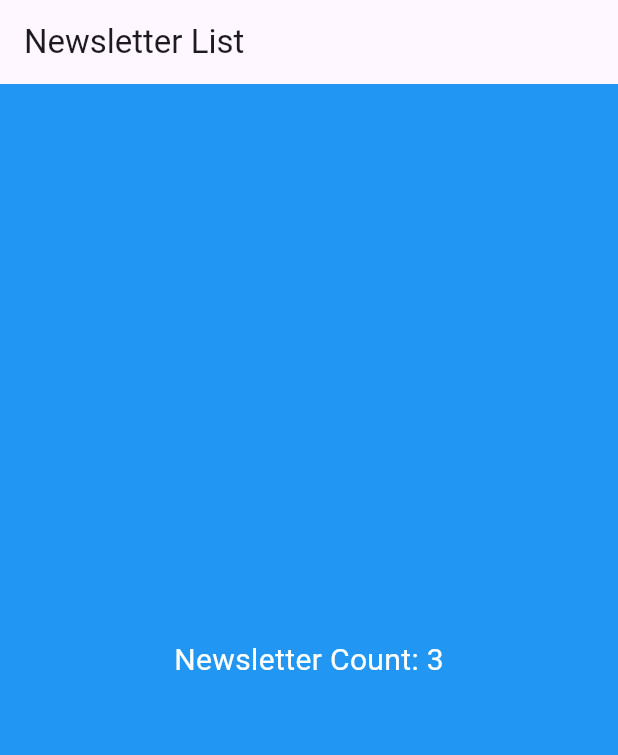
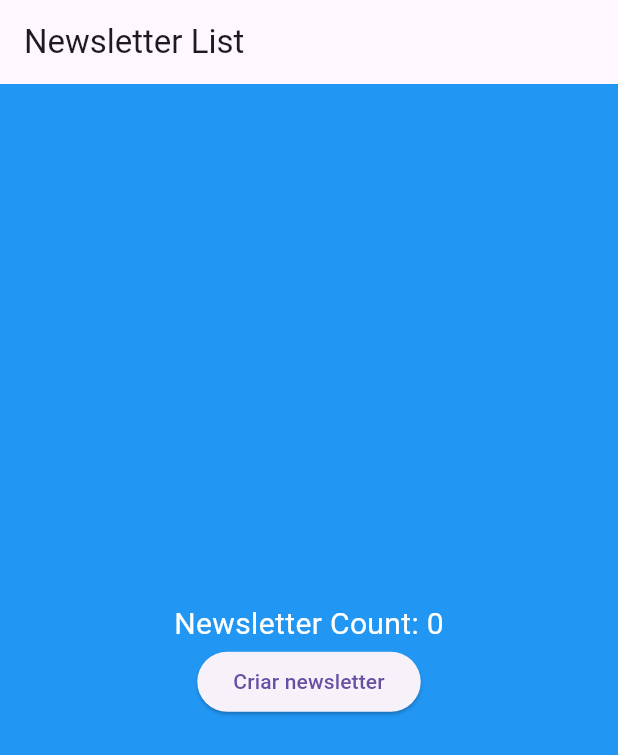
Before and after one commit to mamodo123/newsletter_flutter, a Flutter app: the screen it shows after launch, on a phone screen of 412 x 824 dp. Shown: the top 755 px of the screen. Run offline on Flutter 3.47's test engine with Material 3 defaults, Android fonts, the phone set to English and light mode, and no system bars; our stand-ins replace get, rxdart.

Commit message:
Changed data flush to streams

```diff
--- a/lib/main.dart
+++ b/lib/main.dart
@@ -1,5 +1,7 @@
 import 'package:flutter/material.dart';
+import 'package:get/get_navigation/src/root/get_material_app.dart';
 import 'package:newsletter/src/core/routing/router.dart';
+import 'package:newsletter/src/core/routing/routes.dart';
 
 import 'main_development.dart' as development;
 // import 'main_staging.dart' as staging;
@@ -13,9 +15,9 @@ class MainApp extends StatelessWidget {
 
   @override
   Widget build(BuildContext context) {
-    return MaterialApp.router(
-      themeMode: ThemeMode.system,
-      routerConfig: router(),
+    return GetMaterialApp(
+      initialRoute: Routes.newsletter,
+      getPages: appRoutes,
     );
   }
 }
--- a/lib/src/core/config/dependencies.dart
+++ b/lib/src/core/config/dependencies.dart
@@ -7,7 +7,6 @@ import 'package:newsletter/src/data/services/newsletter/local/newsletter_service
 import 'package:newsletter/src/data/services/newsletter/local/newsletter_service_mock.dart';
 import 'package:newsletter/src/data/services/newsletter/remote/newsletter_service_remote.dart';
 import 'package:newsletter/src/domain/use_cases/newsletter/newsletter_create_use_case.dart';
-import 'package:newsletter/src/domain/use_cases/newsletter/newsletter_get_use_case.dart';
 import 'package:newsletter/src/domain/use_cases/newsletter/newsletter_sync_use_case.dart';
 
 import '../../data/services/newsletter/local/newsletter_service_sqlite.dart';
@@ -15,7 +14,6 @@ import '../../data/services/newsletter/remote/newsletter_service_firebase.dart';
 
 // Shared Dependencies
 void _sharedDependencies() {
-  Get.lazyPut(() => NewsletterGetUseCase(newsletterRepository: Get.find()));
   Get.lazyPut(() => NewsletterCreateUseCase(newsletterRepository: Get.find()));
 }
 
--- a/lib/src/core/routing/router.dart
+++ b/lib/src/core/routing/router.dart
@@ -1,33 +1,27 @@
 import 'package:get/get.dart';
-import 'package:go_router/go_router.dart';
-import 'package:newsletter/src/presentation/newsletter/view_models/newsletter_view_model.dart';
+import 'package:newsletter/src/core/routing/routes.dart';
 
+import '../../presentation/newsletter/view_models/newsletter_view_model.dart';
 import '../../presentation/newsletter/widgets/create/newsletter_create_screen.dart';
 import '../../presentation/newsletter/widgets/list/newsletter_list_screen.dart';
-import 'routes.dart';
 
-GoRouter router() => GoRouter(
-      initialLocation: Routes.newsletter,
-      routes: [
-        GoRoute(
-          path: Routes.newsletter,
-          routes: [
-            GoRoute(
-              path: Routes.createNewsletter,
-              builder: (context, state) {
-                return const NewsletterCreateScreen();
-              },
-            ),
-          ],
-          builder: (context, state) {
-            return GetBuilder<NewsletterViewModel>(
-              init: NewsletterViewModel(
-                newsletterCreateUseCase: Get.find(),
-                newsletterRepository: Get.find(),
-              ),
-              builder: (controller) => const NewsletterListScreen(),
-            );
-          },
+List<GetPage> appRoutes = [
+  GetPage(
+    name: Routes.newsletter,
+    page: () => const NewsletterListScreen(),
+    binding: BindingsBuilder(() {
+      Get.put(
+        NewsletterViewModel(
+          newsletterCreateUseCase: Get.find(),
+          newsletterRepository: Get.find(),
         ),
-      ],
-    );
+      );
+    }),
+    children: [
+      GetPage(
+        name: Routes.createNewsletter,
+        page: () => const NewsletterCreateScreen(),
+      ),
+    ],
+  ),
+];
--- a/lib/src/data/repositories/newsletter/newsletter_repository.dart
+++ b/lib/src/data/repositories/newsletter/newsletter_repository.dart
@@ -1,9 +1,9 @@
-
 import '../../../core/utils/result.dart';
 import '../../../domain/entities/newsletter.dart';
 
 abstract class NewsletterRepository {
-  Future<Result<List<Newsletter>>> getNewsletterList();
+
+  Stream<Result<List<Newsletter>>> getNewsletterStream();
 
   Future<Result<void>> createNewsletter(Newsletter newsletter);
 }
--- a/lib/src/data/repositories/newsletter/newsletter_repository_hybrid_impl.dart
+++ b/lib/src/data/repositories/newsletter/newsletter_repository_hybrid_impl.dart
@@ -20,7 +20,7 @@ class NewsletterRepositoryHybridImpl implements NewsletterRepositoryHybrid {
   }
 
   @override
-  Future<Result<List<Newsletter>>> getNewsletterList() {
+  Stream<Result<List<Newsletter>>> getNewsletterStream() {
     // TODO: implement getNewsletterList
     throw UnimplementedError();
   }
--- a/lib/src/data/services/newsletter/local/newsletter_service_local.dart
+++ b/lib/src/data/services/newsletter/local/newsletter_service_local.dart
@@ -1,7 +1,11 @@
+import 'dart:async';
+
 import 'package:newsletter/src/data/models/newsletter/newsletter_local.dart';
 
 abstract class NewsletterServiceLocal {
-  Future<List<NewsletterLocal>> getNewsletterList();
+  NewsletterServiceLocal();
+
+  Stream<List<NewsletterLocal>> getNewsletterStream();
 
   Future<void> addNewsletter(NewsletterLocal newsletter);
 }
--- a/lib/src/presentation/newsletter/view_models/newsletter_view_model.dart
+++ b/lib/src/presentation/newsletter/view_models/newsletter_view_model.dart
@@ -1,3 +1,5 @@
+import 'dart:async';
+
 import 'package:get/get.dart';
 import 'package:newsletter/src/core/utils/command.dart';
 import 'package:newsletter/src/data/repositories/newsletter/newsletter_repository.dart';
@@ -8,23 +10,52 @@ import '../../../domain/use_cases/newsletter/newsletter_create_use_case.dart';
 
 class NewsletterViewModel extends GetxController {
   final NewsletterCreateUseCase _newsletterCreateUseCase;
-  late final Command1<void, Newsletter> createNewsLetter;
 
-  final newsletters = [1, 2, 3];
+  final NewsletterRepository _newsletterRepository;
 
-  NewsletterViewModel(
-      {required NewsletterCreateUseCase newsletterCreateUseCase,
-      required NewsletterRepository newsletterRepository})
-      : _newsletterCreateUseCase = newsletterCreateUseCase {
-    createNewsLetter = Command1(_createNewsLetter);
+  late final Command1<void, Newsletter> createNewsletter;
+
+  final RxList<Newsletter> newsletters = <Newsletter>[].obs;
+
+  StreamSubscription? _newsletterStreamSubscription;
+
+  NewsletterViewModel({
+    required NewsletterCreateUseCase newsletterCreateUseCase,
+    required NewsletterRepository newsletterRepository,
+  })  : _newsletterCreateUseCase = newsletterCreateUseCase,
+        _newsletterRepository = newsletterRepository {
+    createNewsletter = Command1(_createNewsletter);
   }
 
-  Future<Result<void>> _createNewsLetter(Newsletter newsletter) async {
-    final createdNewsletterResult =
-        await _newsletterCreateUseCase.execute(newsletter);
-    if (createdNewsletterResult is Error<void>) {
-      return Result.error(createdNewsletterResult.error);
-    }
-    return const Result.ok(null);
+  @override
+  void onInit() {
+    super.onInit();
+    _listenToNewsletterStream();
+  }
+
+  @override
+  void onClose() {
+    _newsletterStreamSubscription?.cancel();
+    super.onClose();
+  }
+
+  Future<Result<void>> _createNewsletter(Newsletter newsletter) async {
+    return await _newsletterCreateUseCase.execute(newsletter);
+  }
+
+  Future<void> _listenToNewsletterStream() async {
+    _newsletterStreamSubscription =
+        _newsletterRepository.getNewsletterStream().listen((result) {
+      switch (result) {
+        case Ok():
+          newsletters.assignAll(result.value);
+          break;
+        case Error():
+          //TODO show error
+          break;
+      }
+    }, onError: (error) {
+      //TODO show error
+    });
   }
 }
--- a/lib/src/presentation/newsletter/widgets/list/newsletter_list_screen.dart
+++ b/lib/src/presentation/newsletter/widgets/list/newsletter_list_screen.dart
@@ -1,6 +1,8 @@
 import 'package:flutter/material.dart';
 import 'package:get/get.dart';
 import 'package:newsletter/src/presentation/newsletter/view_models/newsletter_view_model.dart';
+
+import '../../../../domain/entities/newsletter.dart';
 
 class NewsletterListScreen extends StatelessWidget {
   const NewsletterListScreen({super.key});
@@ -13,14 +15,34 @@ class NewsletterListScreen extends StatelessWidget {
       ),
       body: GetBuilder<NewsletterViewModel>(
         builder: (controller) {
+          return Obx(
+            () {
               return Container(
                 color: Colors.blue,
                 child: Center(
-              child: Text(
+                  child: Column(
+                    mainAxisSize: MainAxisSize.min,
+                    children: [
+                      Text(
                         'Newsletter Count: ${controller.newsletters.length}',
-                style: const TextStyle(color: Colors.white, fontSize: 20),
+                        style:
+                            const TextStyle(color: Colors.white, fontSize: 20),
+                      ),
+                      ElevatedButton(
+                          onPressed: () =>
+                              controller.createNewsletter.execute(Newsletter(
+                                title: '',
+                                category: '',
+                                summary: '',
+                                link: '',
+                                createdAt: DateTime.now(),
+                              )),
+                          child: const Text('Criar newsletter'))
+                    ],
                   ),
                 ),
+              );
+            },
           );
         },
       ),
--- a/pubspec.yaml
+++ b/pubspec.yaml
@@ -36,7 +36,7 @@ dependencies:
   # Use with the CupertinoIcons class for iOS style icons.
   cupertino_icons: ^1.0.8
   get: ^4.6.6
-  go_router: ^14.6.2
+  rxdart: ^0.28.0
 
 dev_dependencies:
   flutter_test:
```
Also changed, not shown: lib/src/data/repositories/newsletter/newsletter_repository_local.dart (+10 -8 lines), lib/src/data/repositories/newsletter/newsletter_repository_remote.dart (+5 -5 lines), lib/src/data/services/newsletter/local/newsletter_service_mock.dart (+26 -10 lines), lib/src/data/services/newsletter/local/newsletter_service_sqlite.dart (+5 -3 lines), lib/src/data/services/newsletter/remote/newsletter_service_firebase.dart (+6 -1 lines), lib/src/data/services/newsletter/remote/newsletter_service_remote.dart (+7 -1 lines), lib/src/domain/use_cases/newsletter/newsletter_get_use_case.dart (deleted, +0 -19 lines), pubspec.lock. Lines whose indentation alone changed are shown as unchanged.
